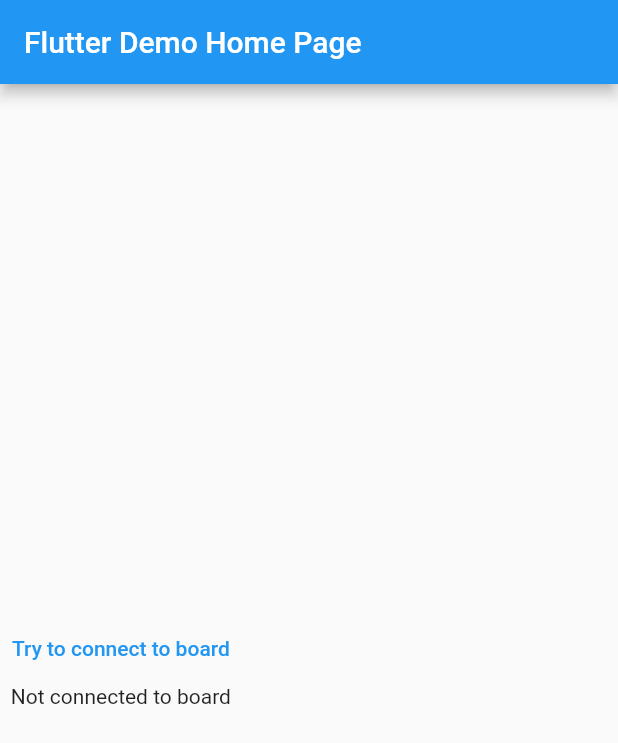
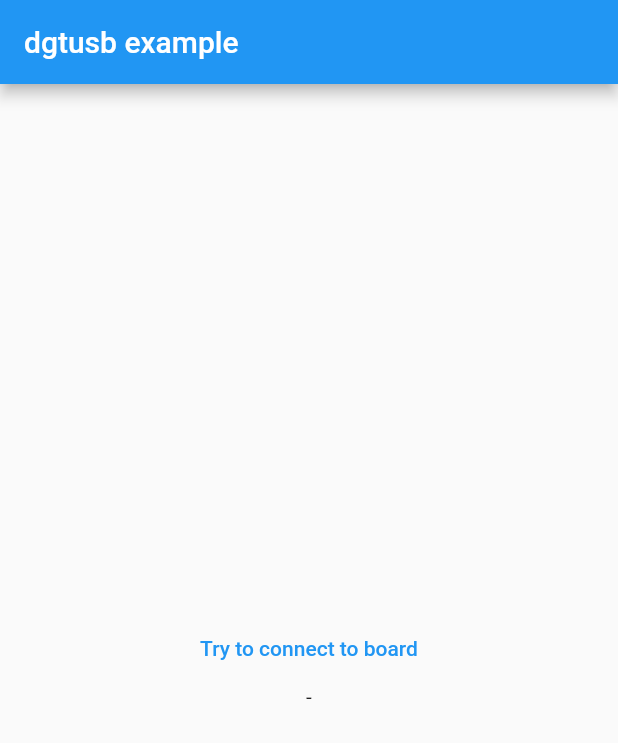
Before and after one commit to mono424/dgtusb, a Flutter app: the screen it shows after launch, on a phone screen of 412 x 824 dp. Shown: the top 743 px of the screen. Run offline on Flutter 3.47's test engine with Material 2 defaults, Android fonts, the phone set to English and light mode, and no system bars; missing offline and left inert: usb_serial.

Commit message:
added working exmaple

```diff
--- a/example/lib/main.dart
+++ b/example/lib/main.dart
@@ -15,22 +15,20 @@ class MyApp extends StatelessWidget {
       theme: ThemeData(
         primarySwatch: Colors.blue,
       ),
-      home: MyHomePage(title: 'Flutter Demo Home Page'),
+      home: MyHomePage(),
     );
   }
 }
 
 class MyHomePage extends StatefulWidget {
-  MyHomePage({Key key, this.title}) : super(key: key);
-
-  final String title;
+  MyHomePage({Key key}) : super(key: key);
 
   @override
   _MyHomePageState createState() => _MyHomePageState();
 }
 
 class _MyHomePageState extends State<MyHomePage> {
-  Stream<FieldUpdate> updateStream;
+  DGTBoard connectedBoard;
 
   void connect() async {
     List<UsbDevice> devices = await UsbSerial.listDevices();
@@ -45,9 +43,9 @@ class _MyHomePageState extends State<MyHomePage> {
           " Version: " +
           nBoard.getVersion());
 
-      // set update stream
+      // set connected board
       setState(() {
-        updateStream = nBoard.getBoardDetailedUpdateStream();
+        connectedBoard = nBoard;
       });
 
       // set board to update mode
@@ -59,22 +57,34 @@ class _MyHomePageState extends State<MyHomePage> {
   Widget build(BuildContext context) {
     return Scaffold(
       appBar: AppBar(
-        title: Text(widget.title),
+        title: Text("dgtusb example"),
       ),
       body: Column(
         mainAxisAlignment: MainAxisAlignment.center,
+        crossAxisAlignment: CrossAxisAlignment.center,
         children: [
-          TextButton(
-            child: Text("Try to connect to board"),
-            onPressed: connect,
-          ),
-          updateStream == null
-              ? Text("Not connected to board")
-              : StreamBuilder(
-                  stream: updateStream,
-                  builder: (context, AsyncSnapshot<FieldUpdate> snapshot) {
-                    return Text("Last move: " + snapshot.data.getNotation());
-                  })
+          Center(child: TextButton(
+            child: Text(connectedBoard == null ? "Try to connect to board" : "Connected"),
+            onPressed: connectedBoard == null ? connect : null,
+          )),
+          Center( child: StreamBuilder(
+            stream: connectedBoard?.getBoardDetailedUpdateStream(),
+            builder: (context, AsyncSnapshot<DetailedFieldUpdate> snapshot) {
+              if (!snapshot.hasData) return Text("-");
+
+              DetailedFieldUpdate fieldUpdate = snapshot.data;
+              return Column(
+                crossAxisAlignment: CrossAxisAlignment.start,
+                children: [
+                  Text("Last Update: "),
+                  Text("Square: " + fieldUpdate.field),
+                  Text("Action: " + fieldUpdate.action.toString()),
+                  Text("Piece: " + fieldUpdate.piece.role + " (" + fieldUpdate.piece.color + ")"),
+                  Text("Notation: " + fieldUpdate.getNotation()),
+                ],
+              );
+            }
+          )),
         ],
       ),
     );
--- a/example/pubspec.yaml
+++ b/example/pubspec.yaml
@@ -1,4 +1,4 @@
-name: dgtusbexample
+name: example
 description: A new Flutter project.
 
 # The following line prevents the package from being accidentally published to
--- a/pubspec.yaml
+++ b/pubspec.yaml
@@ -1,6 +1,6 @@
 name: dgtusb
 description: A new Flutter package which allow you to easily connect your DGT Chess Board and lets you communicate with it
-version: 0.0.1+1
+version: 0.0.1+2
 repository: https://github.com/mono424/dgtusb
 
 environment:
```
Also changed, not shown: 3 other files.
